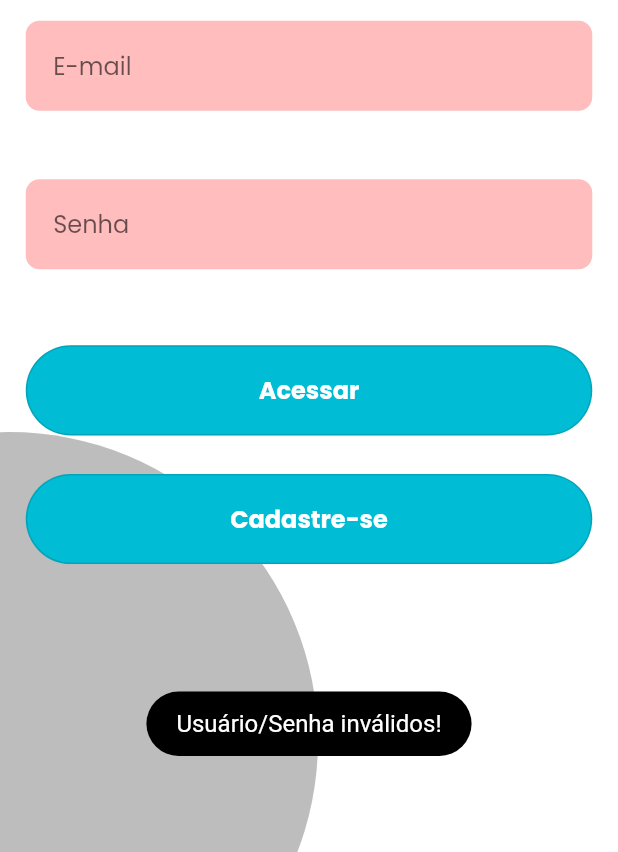
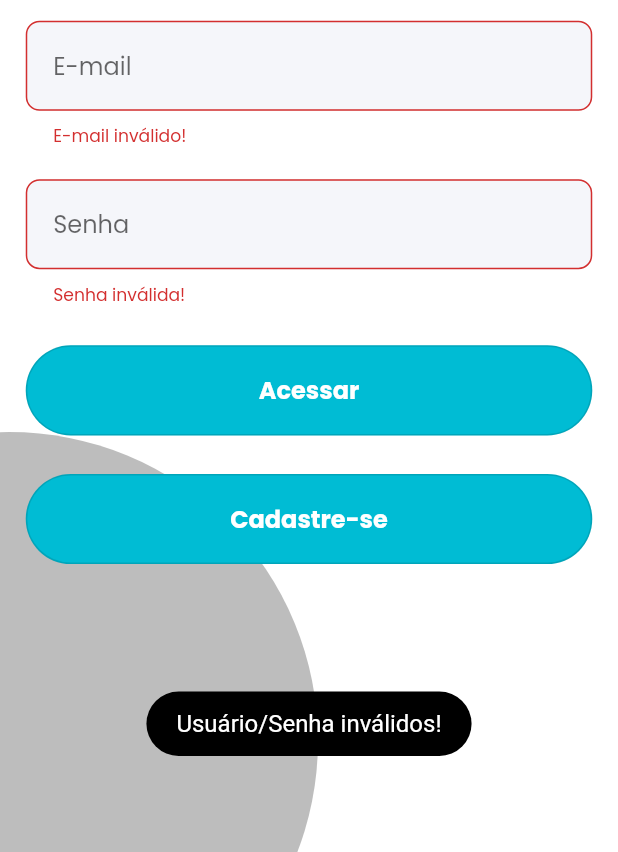
Before and after one commit to megarubber/vitahealth, a Flutter app: the screen it shows after launch, after a tap on "Acessar", on a phone screen of 412 x 824 dp, the part 384-1236 px from its top. Run offline on Flutter 3.47's test engine with Material 2 defaults, Android fonts, the phone set to English and light mode, and no system bars; our stand-ins replace flutter_screenutil, fluttertoast, google_fonts, image_picker, loading_animation_widget, mask_text_input_formatter and 1 more; accounts and stored records are empty; project files that could hold a hidden picture were left out.

Commit message:
test: try a simple login

```diff
--- a/lib/screens/login.dart
+++ b/lib/screens/login.dart
@@ -8,6 +8,7 @@ import 'package:vitahealth/widgets/button.dart';
 import 'package:vitahealth/widgets/my_toast.dart';
 import 'dart:async';
 import 'package:vitahealth/screens/register.dart';
+import 'package:vitahealth/database.dart';
 
 class Login extends StatefulWidget {
   @override
@@ -20,8 +21,20 @@ class LoginState extends State<Login> {
   static const int waitAfterTries = 30;
 
   int loginButtonPressed = 0;
+  final formKey = GlobalKey<FormState>();
 
-  void testLogin() {
+  MyDatabase database = MyDatabase(name: 'vitahealth');
+
+  TextEditingController emailController = TextEditingController();
+  TextEditingController passwordController = TextEditingController();
+
+  @override
+  void dispose() {
+    database.dispose();
+    super.dispose();
+  }
+
+  void wrongLogin() {
     loginButtonPressed++;
     if(loginButtonPressed < maxTries) MyToast().spawnToast(message: "Usuário/Senha inválidos!");
     else {
@@ -37,11 +50,13 @@ class LoginState extends State<Login> {
     }
   }
 
+  /*
   int changeTextInputColor() {
     if(loginButtonPressed > 0 && loginButtonPressed < maxTries) return 2;
     else if(loginButtonPressed >= maxTries) return 1;
     else return 0;
   }
+  */
 
   bool blockTextInput() {
     setState(() {});
@@ -60,6 +75,8 @@ class LoginState extends State<Login> {
               const Circle().createCircle(diameter: 500.0, x: 200.0, y: -200.0),
               const Circle().createCircle(diameter: 500.0, x: -200.0, y: 500.0),
               Center(
+                child: Form(
+                  key: formKey,
                   child: Column(
                     crossAxisAlignment: CrossAxisAlignment.center,
                     children: [
@@ -81,9 +98,11 @@ class LoginState extends State<Login> {
                         width: 330.w,
                         child: MyTextField().createTextField(
                           hint: 'E-mail',
-                        colorMode: changeTextInputColor(),
+                          /* colorMode: changeTextInputColor(), */
+                          colorMode: loginButtonPressed >= maxTries ? 1 : 0,
                           active: blockTextInput(),
-                        validatorText: "E-mail inválido!"
+                          validatorText: "E-mail inválido!",
+                          controller: emailController
                         ),
                       ),
                       SizedBox(height: 16.h),
@@ -91,16 +110,33 @@ class LoginState extends State<Login> {
                         width: 330.w,
                         child: MyTextField().createTextField(
                           hint: 'Senha',
-                        colorMode: changeTextInputColor(),
+                          /* colorMode: changeTextInputColor(), */
+                          colorMode: loginButtonPressed >= maxTries ? 1 : 0,
                           hide: true,
                           active: blockTextInput(),
-                        validatorText: "Senha inválida!"
+                          validatorText: "Senha inválida!",
+                          controller: passwordController
                         ),
                       ),
                       SizedBox(height: 20.h),
                       SizedBox(
                         width: 330.w,
-                      child: Button().createButton(message: 'Acessar', action: () => setState(() => testLogin()))
+                        child: Button().createButton(
+                          message: 'Acessar',
+                          action: () => setState(() {
+                            if(formKey.currentState!.validate()) {
+                              String password = '';
+                              this.database.getSpecificAttributeByEmail(
+                                emailController.text, 'password').then((value) {
+                                  password = value.toString();
+                                }
+                              );
+                              print(password);
+                            } else {
+                              wrongLogin();
+                            }
+                          })
+                        )
                       ),
                       SizedBox(height: 20.h),
                       SizedBox(
@@ -121,6 +157,7 @@ class LoginState extends State<Login> {
                     ]
                   )
                 )
+              )
             ]
           )
         )
```
Lines whose indentation alone changed are shown as unchanged.
